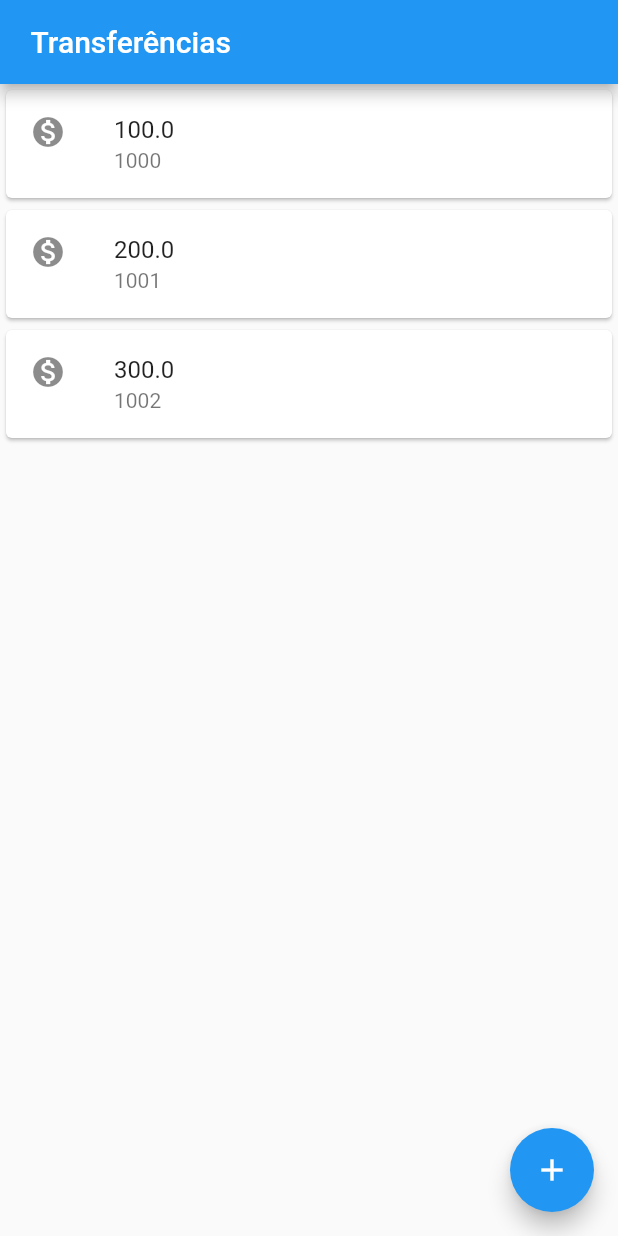
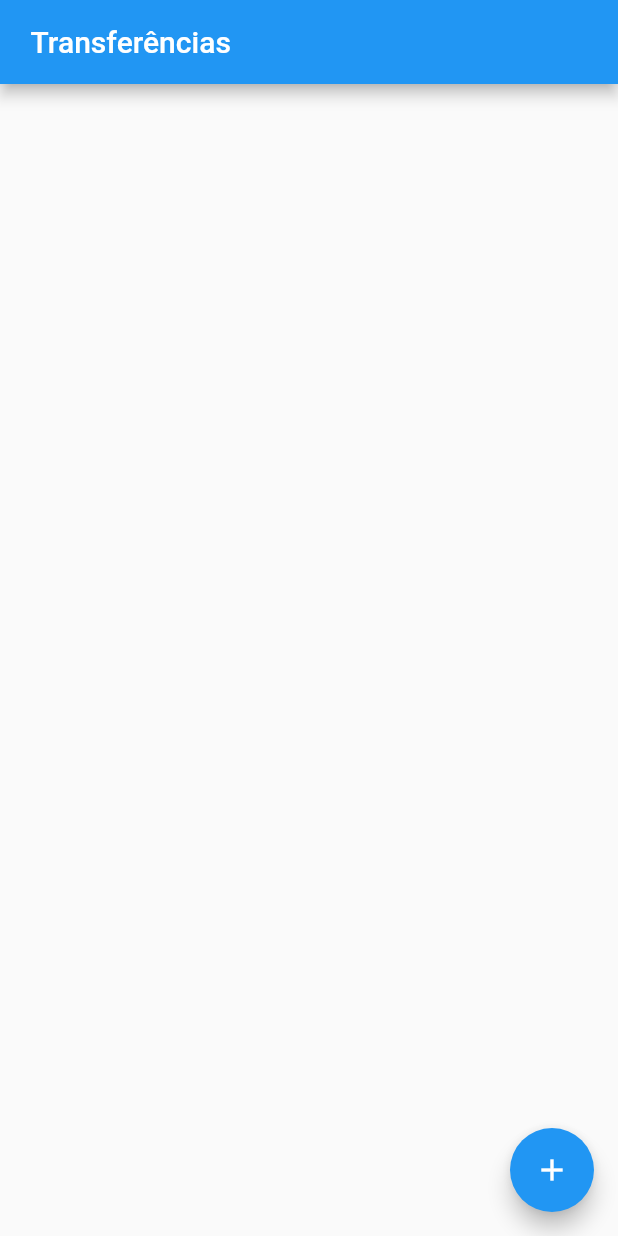
Before and after one commit to gabrielpoke/ByteBank_Flutter, a Flutter app: the screen it shows after launch, on a phone screen of 412 x 824 dp. Run offline on Flutter 3.47's test engine with Material 2 defaults, Android fonts, the phone set to English and light mode, and no system bars; missing offline and left inert: dart:js.

```diff
--- a/lib/main.dart
+++ b/lib/main.dart
@@ -326,24 +326,25 @@ class FormularioTransferencia extends StatelessWidget {
 }
 
 class listaTransferencia extends StatelessWidget {
+
+  final List<Tranferencia> _transferencias = [];
+
   @override
   Widget build(BuildContext context) {
     return Scaffold(
       appBar: AppBar(
         title: Text(' Transferências'),
       ),
-      body: Column(
-        children: <Widget>[
-          ItemTransferencia(
-            Tranferencia(100.0, 1000),
-          ),
-          ItemTransferencia(
-            Tranferencia(200.0, 1001),
-          ),
-          ItemTransferencia(
-            Tranferencia(300.0, 1002),
-          ),
-        ],
+      body: ListView.builder(
+
+        itemCount: _transferencias.length,
+        itemBuilder: (context, indice){
+
+          final transferencia = _transferencias[indice];
+
+          return ItemTransferencia(transferencia);
+        },
+
       ),
       floatingActionButton: FloatingActionButton(
         child: Icon(Icons.add),
@@ -356,6 +357,7 @@ class listaTransferencia extends StatelessWidget {
           future.then((transferenciaRecebida) {
             debugPrint('Chegou no then do future');
             debugPrint('$transferenciaRecebida');
+            _transferencias.add(transferenciaRecebida);
           });
         },
       ),
```
Lines whose indentation alone changed are shown as unchanged.
